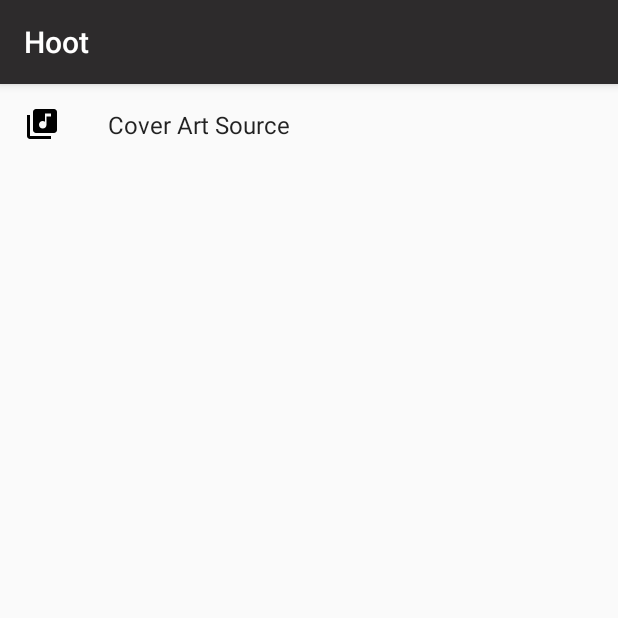
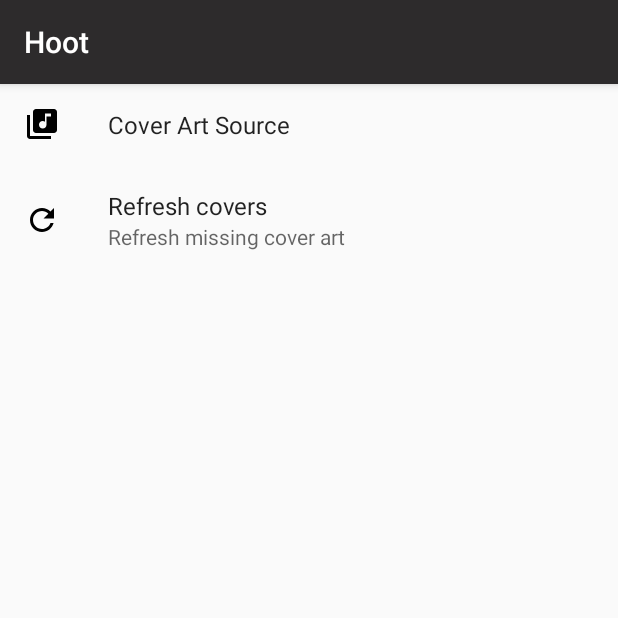
Before and after one commit to otormaigh/hoot-android, an Android app: the SettingsFragment screen opened directly, with no data from a screen before it, on a phone screen of 412 x 824 dp, the top half of it. Run offline under Robolectric (Android 15) with nearby library versions, the phone set to English and light mode, and no system bars; our stand-ins replace androidx.preference; 1 statement that could not run was skipped.

Commit message:
add settings option to refresh missing cover art

```diff
--- a/app/build.gradle
+++ b/app/build.gradle
@@ -96,6 +96,8 @@ dependencies {
   implementation "androidx.preference:preference:$Deps.androidx"
   implementation 'androidx.constraintlayout:constraintlayout:2.0.0-alpha2'
   implementation "androidx.lifecycle:lifecycle-livedata:2.0.0"
+  implementation "androidx.lifecycle:lifecycle-viewmodel:2.0.0"
+  implementation "androidx.lifecycle:lifecycle-extensions:2.0.0"
   implementation "androidx.room:room-runtime:$Deps.arch_room"
   kapt "androidx.room:room-compiler:$Deps.arch_room"
 
--- /dev/null
+++ b/app/src/main/java/ie/pennylabs/hoot/feature/settings/SettingsFragment.kt
@@ -0,0 +1,21 @@
+package ie.pennylabs.hoot.feature.settings
+
+import android.os.Bundle
+import androidx.preference.Preference
+import androidx.preference.PreferenceFragmentCompat
+import ie.pennylabs.hoot.R
+import ie.pennylabs.hoot.app
+import ie.pennylabs.hoot.toolbox.extensions.viewModelProvider
+
+class SettingsFragment : PreferenceFragmentCompat() {
+  private val viewModel by viewModelProvider { SettingsViewModel(requireActivity().app.database.songDao()) }
+
+  override fun onCreatePreferences(savedInstanceState: Bundle?, rootKey: String?) {
+    addPreferencesFromResource(R.xml.prefs_settings)
+
+    findPreference(getString(R.string.btnRefreshCovers)).onPreferenceClickListener = Preference.OnPreferenceClickListener {
+      viewModel.refreshMissingCovers(requireContext())
+      true
+    }
+  }
+}
--- a/app/src/main/java/ie/pennylabs/hoot/feature/songs/SongsAdapter.kt
+++ b/app/src/main/java/ie/pennylabs/hoot/feature/songs/SongsAdapter.kt
@@ -40,7 +40,7 @@ class SongsAdapter(private val onSongSelected: OnSongSelected,
       else song.realAlbumCover
 
       Glide.with(containerView.context)
-        .load(imageUrl.takeIf { it.isNotEmpty() } ?: song.fakeAlbumCover)
+        .load(imageUrl)
         .apply(RequestOptions()
           .error(R.drawable.ic_launcher_foreground))
         .into(ivAlbumCover)
--- /dev/null
+++ b/app/src/main/java/ie/pennylabs/hoot/toolbox/extensions/Fragment.kt
@@ -0,0 +1,17 @@
+package ie.pennylabs.hoot.toolbox.extensions
+
+import androidx.fragment.app.Fragment
+import androidx.lifecycle.ViewModel
+import androidx.lifecycle.ViewModelProvider
+import androidx.lifecycle.ViewModelProviders
+
+@Suppress("UNCHECKED_CAST")
+inline fun <reified VM : ViewModel> Fragment.viewModelProvider(
+  mode: LazyThreadSafetyMode = LazyThreadSafetyMode.NONE,
+  crossinline provider: () -> VM) = lazy(mode) {
+
+  val factory = object : ViewModelProvider.Factory {
+    override fun <M : ViewModel> create(klass: Class<M>) = provider() as M
+  }
+  ViewModelProviders.of(this, factory).get(VM::class.java)
+}
--- /dev/null
+++ b/app/src/main/res/drawable/ic_refresh.xml
@@ -0,0 +1,9 @@
+<vector xmlns:android="http://schemas.android.com/apk/res/android"
+        android:width="24dp"
+        android:height="24dp"
+        android:viewportWidth="24.0"
+        android:viewportHeight="24.0">
+    <path
+        android:fillColor="#FF000000"
+        android:pathData="M17.65,6.35C16.2,4.9 14.21,4 12,4c-4.42,0 -7.99,3.58 -7.99,8s3.57,8 7.99,8c3.73,0 6.84,-2.55 7.73,-6h-2.08c-0.82,2.33 -3.04,4 -5.65,4 -3.31,0 -6,-2.69 -6,-6s2.69,-6 6,-6c1.66,0 3.14,0.69 4.22,1.78L13,11h7V4l-2.35,2.35z"/>
+</vector>
--- /dev/null
+++ b/app/src/main/res/values/ids.xml
@@ -0,0 +1,4 @@
+<?xml version="1.0" encoding="utf-8"?>
+<resources>
+  <string name="btnRefreshCovers">btn_refresh_covers</string>
+</resources>
--- a/app/src/main/res/xml/prefs_settings.xml
+++ b/app/src/main/res/xml/prefs_settings.xml
@@ -1,10 +1,16 @@
 <?xml version="1.0" encoding="utf-8"?>
 <PreferenceScreen xmlns:android="http://schemas.android.com/apk/res/android">
   <ListPreference
+    android:defaultValue="fake"
     android:entries="@array/settings_cover_art_entry"
     android:entryValues="@array/settings_cover_art_value"
     android:icon="@drawable/ic_library_music"
     android:key="cover_art_source"
-    android:defaultValue="fake"
     android:title="@string/cover_art_source" />
+
+  <Preference
+    android:icon="@drawable/ic_refresh"
+    android:key="@string/btnRefreshCovers"
+    android:summary="Refresh missing cover art"
+    android:title="Refresh covers" />
 </PreferenceScreen>
```
Also changed, not shown: app/src/main/java/ie/pennylabs/hoot/feature/settings/SettingsActivity.kt (+0 -8 lines), app/src/main/java/ie/pennylabs/hoot/feature/settings/SettingsViewModel.kt (added, +23 -0 lines), app/src/main/java/ie/pennylabs/hoot/service/AlbumCoverService.kt (+6 -2 lines).
